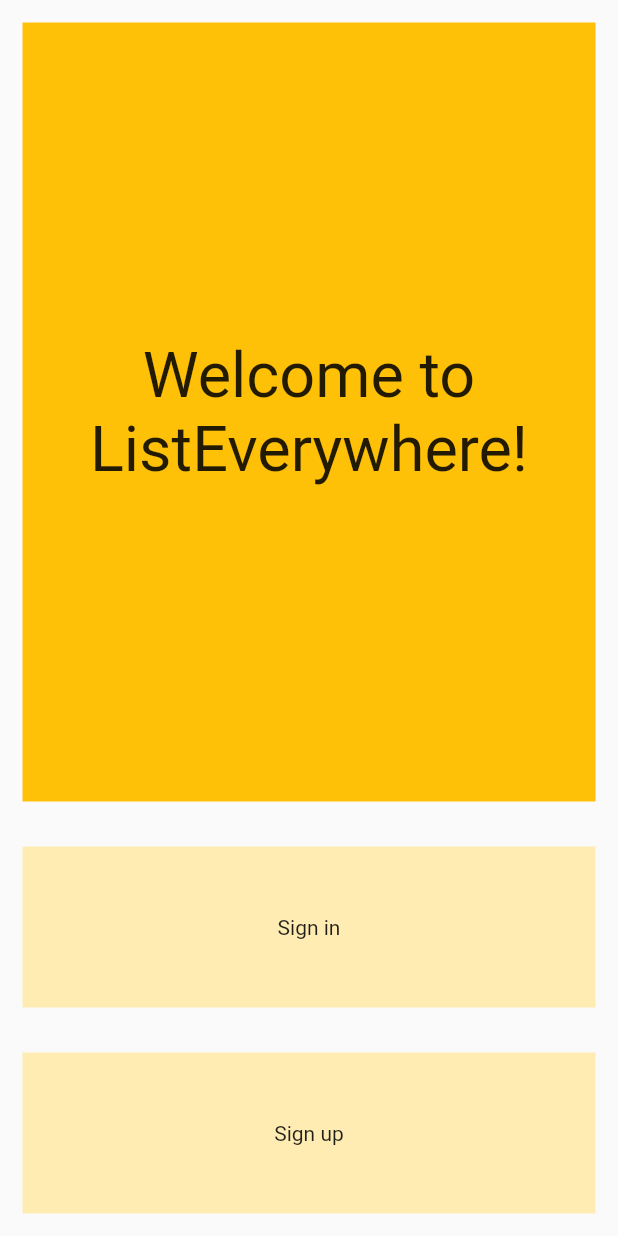
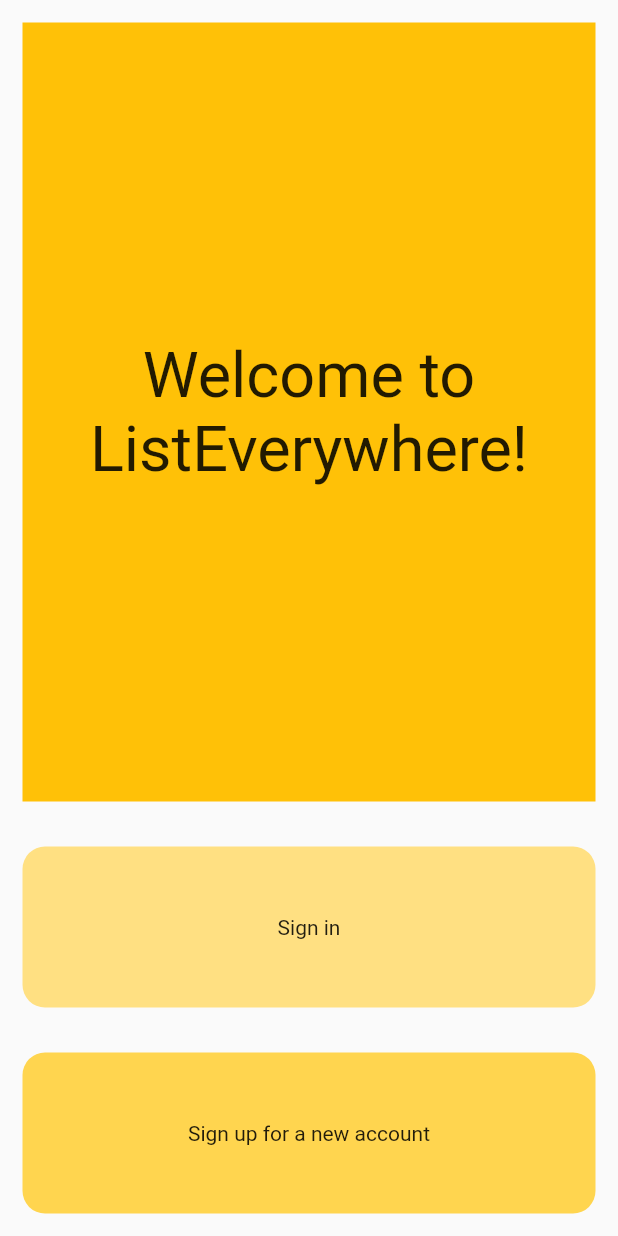
Before and after one commit to ListEverywhere/ListEverywhereApp, a Flutter app: the screen it shows after launch, on a phone screen of 412 x 824 dp. Run offline on Flutter 3.47's test engine with Material 2 defaults, Android fonts, the phone set to English and light mode, and no system bars.

Commit message:
Welcome page commit 2
- ReusableButton widget
- main now uses custom widget

```diff
--- a/lib/main.dart
+++ b/lib/main.dart
@@ -1,4 +1,5 @@
 import 'package:flutter/material.dart';
+import 'package:listeverywhere_app/reusable_button.dart';
 
 void main() {
   runApp(const MyApp());
@@ -58,15 +59,21 @@ class _MyHomePageState extends State<MyHomePage> {
                   )),
             ),
             Expanded(
-                child: Container(
-                    color: Colors.amber[100],
-                    margin: const EdgeInsets.all(15.0),
-                    child: const Center(child: Text("Sign in")))),
+              child: ReusableButton(
+                color: Colors.amber[200],
+                text: "Sign in",
+                onTap: () {},
+                padding: const EdgeInsets.all(15.0),
+              ),
+            ),
             Expanded(
-                child: Container(
-                    color: Colors.amber[100],
-                    margin: const EdgeInsets.all(15.0),
-                    child: const Center(child: Text("Sign up"))))
+              child: ReusableButton(
+                color: Colors.amber[300],
+                text: "Sign up for a new account",
+                onTap: () {},
+                padding: const EdgeInsets.all(15.0),
+              ),
+            ),
           ],
         ),
       ),
--- /dev/null
+++ b/lib/reusable_button.dart
@@ -0,0 +1,33 @@
+import 'package:flutter/material.dart';
+
+class ReusableButton extends StatelessWidget {
+  const ReusableButton(
+      {super.key,
+      this.onTap,
+      this.color = Colors.amber,
+      this.padding = const EdgeInsets.all(0),
+      this.border = const BorderRadius.all(Radius.circular(15.0)),
+      this.text = ""});
+
+  final Function()? onTap;
+  final Color? color;
+  final EdgeInsets padding;
+  final BorderRadius border;
+  final String text;
+
+  @override
+  Widget build(BuildContext context) {
+    return Padding(
+      padding: padding,
+      child: Material(
+        color: color,
+        borderRadius: border,
+        //margin: const EdgeInsets.all(15.0),
+        child: InkWell(
+          onTap: onTap,
+          child: Center(child: Text(text)),
+        ),
+      ),
+    );
+  }
+}
```
